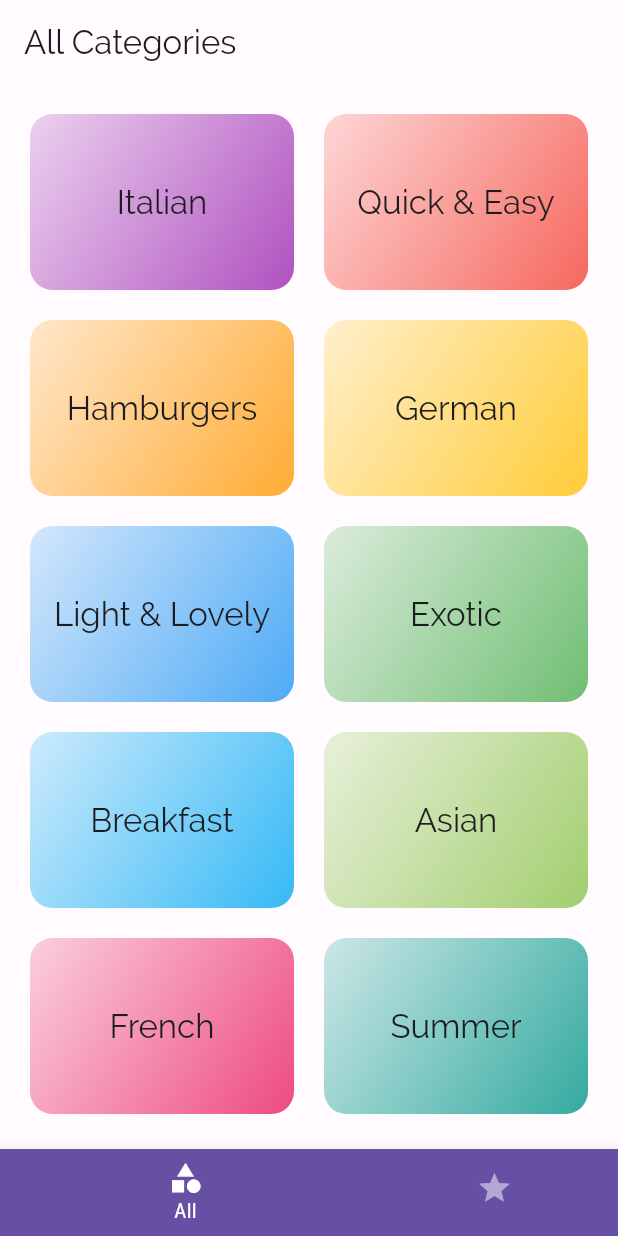
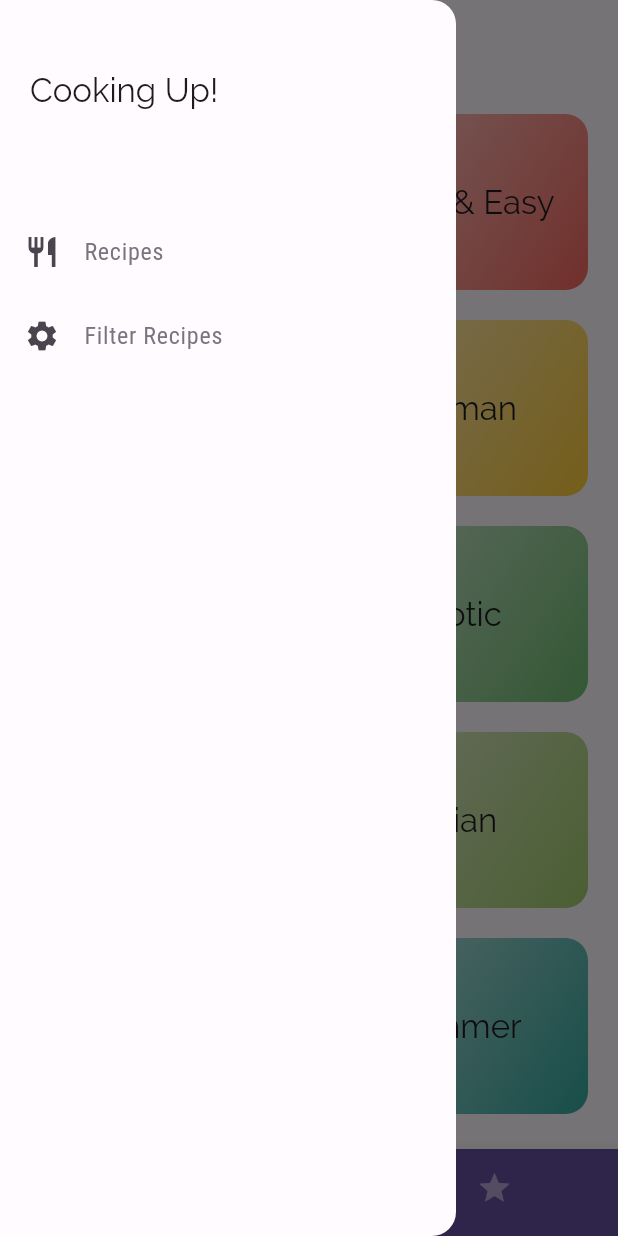
Before and after one commit to keith47733/recipes, a Flutter app: the screen it shows after launch, with the side drawer open (before the commit the screen has no drawer), on a phone screen of 412 x 824 dp. Run offline on Flutter 3.47's test engine with Material 2 defaults, Android fonts, the phone set to English and light mode, and no system bars.

Commit message:
Tab and drawer basic navigation complete

```diff
--- a/lib/main.dart
+++ b/lib/main.dart
@@ -1,6 +1,7 @@
 import 'package:flutter/material.dart';
 
 import 'screens/categories_screen.dart';
+import 'screens/filter_screen.dart';
 import 'screens/nav_bar_screen.dart';
 import 'screens/recipe_detail_screen.dart';
 import 'screens/recipes_screen.dart';
@@ -51,6 +52,7 @@ class MyApp extends StatelessWidget {
         // '/category_recipes_screen': (context) => CategoryRecipesScreen(),
         RecipesScreen.routeName: (context) => RecipesScreen(),
         RecipeDetailScreen.routeName: (context) => RecipeDetailScreen(),
+				FilterScreen.routeName: (context) => FilterScreen(),
       },
       // Flutter will default to onGenerateRoute (which returns a function w
       // MaterialPageRoute) if Dart tries to generate a pushNamed screen not
--- a/lib/screens/nav_bar_screen.dart
+++ b/lib/screens/nav_bar_screen.dart
@@ -1,6 +1,7 @@
 import 'package:flutter/material.dart';
 
 import '../widgets/custom_app_bar.dart';
+import '../widgets/custom_drawer.dart';
 import 'categories_screen.dart';
 import 'favourites_screen.dart';
 
@@ -38,9 +39,10 @@ class _NavBarScreenState extends State<NavBarScreen> {
   @override
   Widget build(BuildContext context) {
     return Scaffold(
-      appBar: CustomAppBar(context, _screens[_selectedScreenIndex]['title']),
+      appBar: CustomAppBar(appBar: AppBar(), title: _screens[_selectedScreenIndex]['title']),
       // The body is set from the _screens mapping with the current state
       // of _selectedScreenIndex
+			drawer: CustomDrawer(),
       body: _screens[_selectedScreenIndex]['screen'],
       // For navigation tabs at the bottom use a BottomNavigationBar and
       // BottomNavigationBarItems. Note, the BottomNavigationBar is not
--- a/lib/screens/recipes_screen.dart
+++ b/lib/screens/recipes_screen.dart
@@ -40,7 +40,7 @@ class RecipesScreen extends StatelessWidget {
     }).toList();
 
     return Scaffold(
-      appBar: CustomAppBar(context, categoryTitle),
+      appBar: CustomAppBar(appBar: AppBar(), title: categoryTitle),
       body: SingleChildScrollView(
         child: Padding(
           padding: const EdgeInsets.symmetric(
@@ -57,6 +57,10 @@ class RecipesScreen extends StatelessWidget {
     );
   }
 
+	// NOTE: YOU COULD OPTIMIZE THE APP HERE BY CREATING THIS AS A
+	// SEPARATE STATELESS WIDGET...ANYTIME YOU CALL OF(CONTEXT) WILL
+	// TRIGGER A REBUILD OF THIS ENTIRE SCREEN INSTEAD OF JUST THE BUILDER
+	// EG, IF THE THEME CHANGES AND AFFECTS CONTEXT
   Widget _buildRecipeList(context, categoryRecipes) {
     // Use ListView.builder to render only items that are on-screen
     // and when you don't know the item count ahead of time
--- a/lib/widgets/custom_app_bar.dart
+++ b/lib/widgets/custom_app_bar.dart
@@ -1,9 +1,19 @@
 import 'package:flutter/material.dart';
 
-PreferredSizeWidget CustomAppBar(context, title) {
+class CustomAppBar extends StatelessWidget implements PreferredSizeWidget {
+  final AppBar appBar;
+  final String title;
+
+  const CustomAppBar({required this.appBar, required this.title});
+
+  @override
+  Size get preferredSize => new Size.fromHeight(appBar.preferredSize.height);
+
+  @override
+  Widget build(BuildContext context) {
     return AppBar(
       // backgroundColor: Theme.of(context).colorScheme.primary,
-			// foregroundColor: Theme.of(context).colorScheme.onPrimary,
+      // foregroundColor: Theme.of(context).colorScheme.onPrimary,
       title: Text(
         title,
         // style: TextStyle(
@@ -12,3 +22,4 @@ PreferredSizeWidget CustomAppBar(context, title) {
       ),
     );
   }
+}
--- /dev/null
+++ b/lib/widgets/custom_drawer.dart
@@ -0,0 +1,70 @@
+import 'package:flutter/material.dart';
+
+import '../screens/filter_screen.dart';
+import '../styles/layout.dart';
+
+class CustomDrawer extends StatelessWidget {
+  @override
+  Widget build(BuildContext context) {
+    return Drawer(
+      child: Column(
+        children: [
+          _buildTitle(context, 'Cooking Up!'),
+          const SizedBox(height: Layout.SPACING),
+          _buildMenuItem(
+            context,
+            Icon(Icons.restaurant),
+            'Recipes',
+            () {
+							// This would repeatedly add more and more screens to stack
+              // Navigator.of(context).pushNamed('/');
+							// pushReplacementNamed() clears the entire stack and starts
+							// over with new screen (eg, routing after a login page)
+							// pushReplacement() when using Material router instead of routes
+							Navigator.of(context).pushReplacementNamed('/');
+            },
+          ),
+          _buildMenuItem(
+            context,
+            Icon(Icons.settings),
+            'Filter Recipes',
+            () {
+              Navigator.of(context).pushReplacementNamed(FilterScreen.routeName);
+            },
+          ),
+        ],
+      ),
+    );
+  }
+
+  Widget _buildTitle(context, title) {
+    return Container(
+      height: 120,
+      width: double.infinity,
+      padding: EdgeInsets.all(Layout.SPACING),
+      // Align everything in container vertical center, horiz left
+      alignment: Alignment.centerLeft,
+      child: Text(
+        title,
+        style: Theme.of(context).textTheme.titleLarge,
+      ),
+    );
+  }
+
+  Widget _buildMenuItem(
+    BuildContext context,
+    Icon icon,
+    String title,
+    // Need to use a VoidCallback function here
+    VoidCallback tapHandler,
+  ) {
+    return ListTile(
+      leading: icon,
+      title: Text(
+        title,
+        style: Theme.of(context).textTheme.bodyLarge,
+      ),
+      onTap: tapHandler,
+    );
+  }
+}
```
Also changed, not shown: lib/screens/filter_screen.dart (added, +16 -0 lines), lib/screens/recipe_detail_screen.dart (+6 -8 lines).
